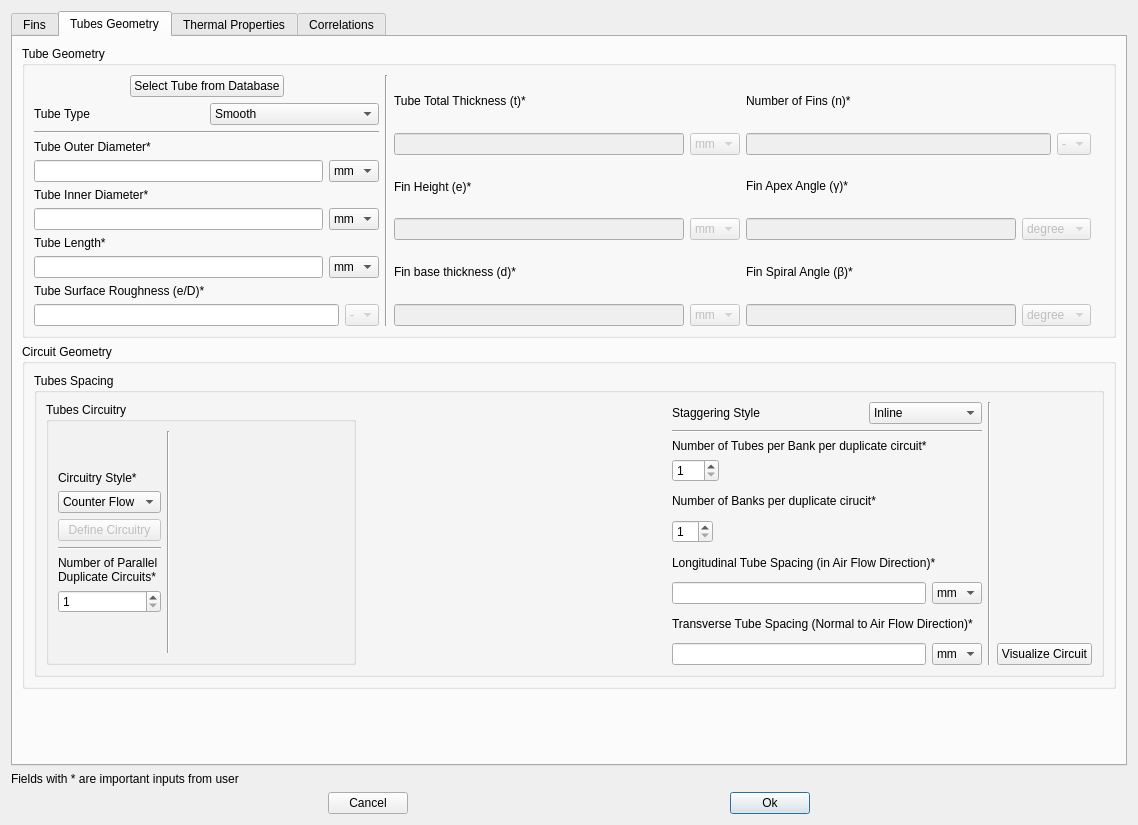
Before: the Qt Designer form ui_files/Fin_tube_circuit_define.ui in OmarZaki96/EGSim, drawn with Qt 5.
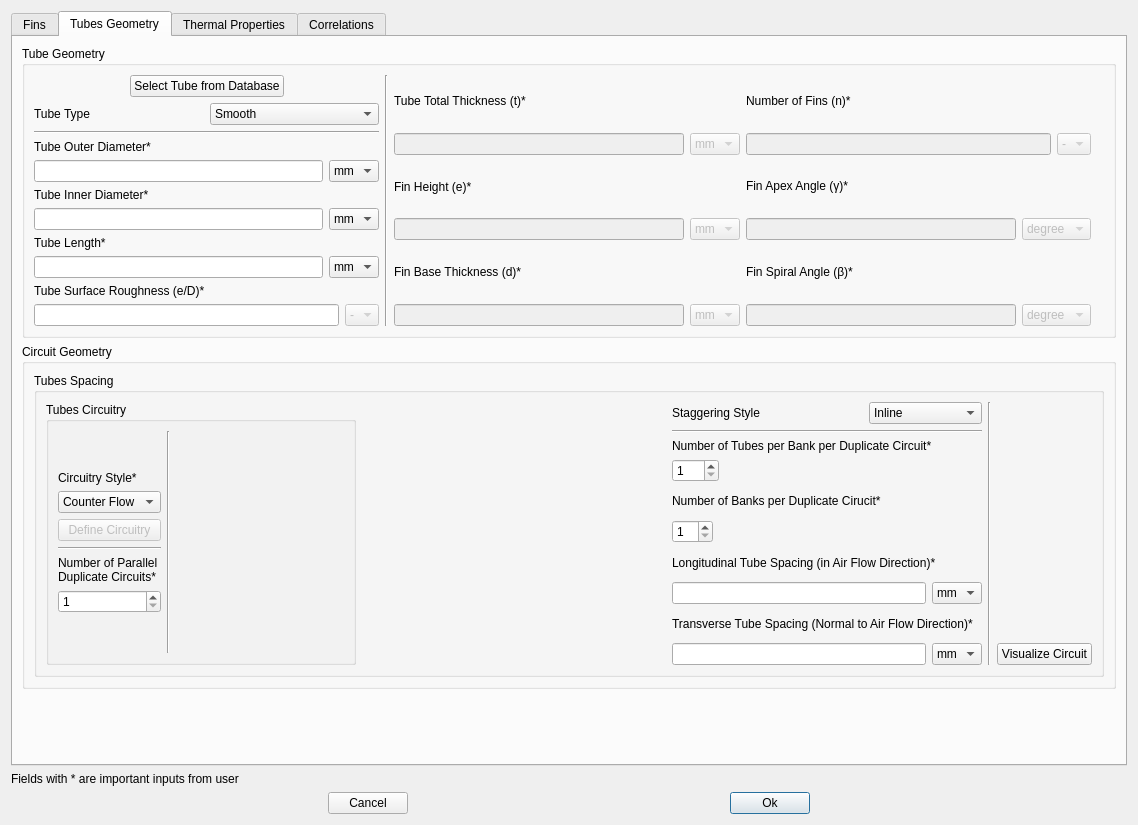
After: the same form once the commit is applied. The open tabs and pages were chosen to show the change.

```diff
--- a/ui_files/Fin_tube_circuit_define.ui
+++ b/ui_files/Fin_tube_circuit_define.ui
@@ -886,7 +886,7 @@
               <item>
                <widget class="QLabel" name="FinTube_circuit_tube_d_label">
                 <property name="text">
-                 <string>Fin base thickness (d)*</string>
+                 <string>Fin Base Thickness (d)*</string>
                 </property>
                </widget>
               </item>
@@ -1362,7 +1362,7 @@
                  <item>
                   <widget class="QLabel" name="FinTube_circuit_tube_N_per_bank_label">
                    <property name="text">
-                    <string>Number of Tubes per Bank per duplicate circuit*</string>
+                    <string>Number of Tubes per Bank per Duplicate Circuit*</string>
                    </property>
                   </widget>
                  </item>
@@ -1400,7 +1400,7 @@
                  <item>
                   <widget class="QLabel" name="FinTube_circuit_tube_N_bank_label">
                    <property name="text">
-                    <string>Number of Banks per duplicate cirucit*</string>
+                    <string>Number of Banks per Duplicate Cirucit*</string>
                    </property>
                   </widget>
                  </item>
```
